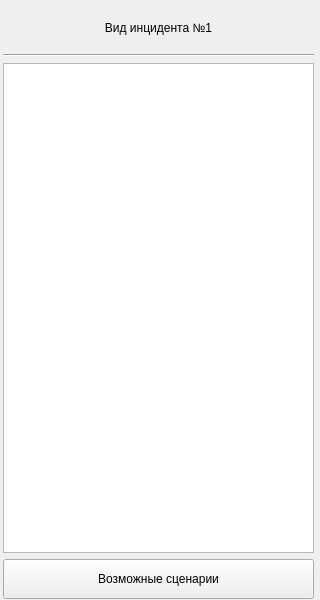
Old version of the form Incident.ui in the repository xamlo721/SecurityHelper.
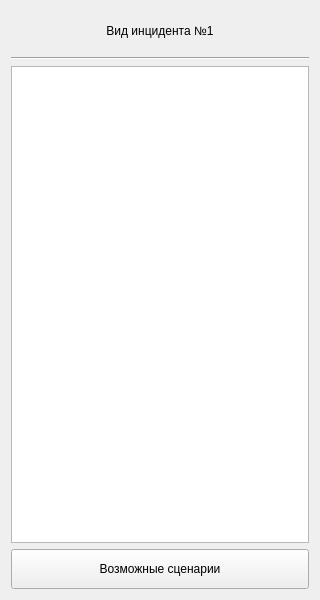
New version of the form.

Commit message: refactor Incident & MainMenu

```diff
--- a/Incident.ui
+++ b/Incident.ui
@@ -13,15 +13,6 @@
   <property name="windowTitle">
    <string>Form</string>
   </property>
-  <widget class="QWidget" name="">
-   <property name="geometry">
-    <rect>
-     <x>3</x>
-     <y>8</y>
-     <width>311</width>
-     <height>591</height>
-    </rect>
-   </property>
    <layout class="QVBoxLayout" name="verticalLayout">
     <item>
      <widget class="QLabel" name="label_incident_title">
@@ -63,7 +54,6 @@
      </widget>
     </item>
    </layout>
-  </widget>
  </widget>
  <resources/>
  <connections/>
```
Lines whose indentation alone changed are shown as unchanged. The commit also changes 1 other file.
